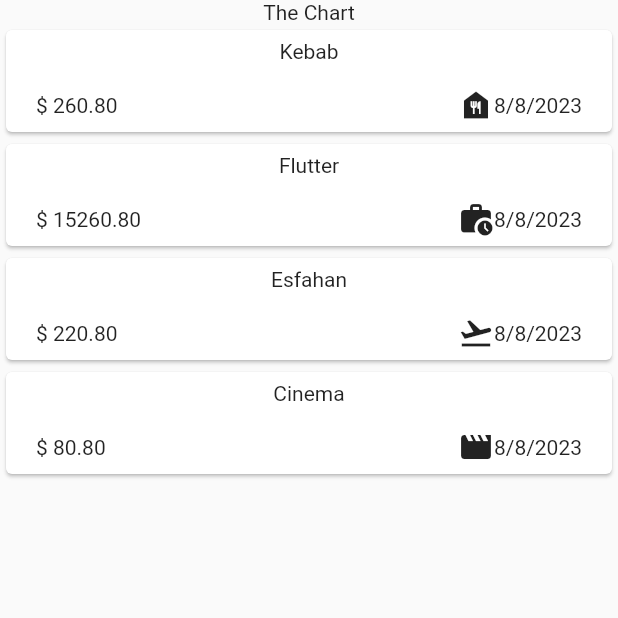
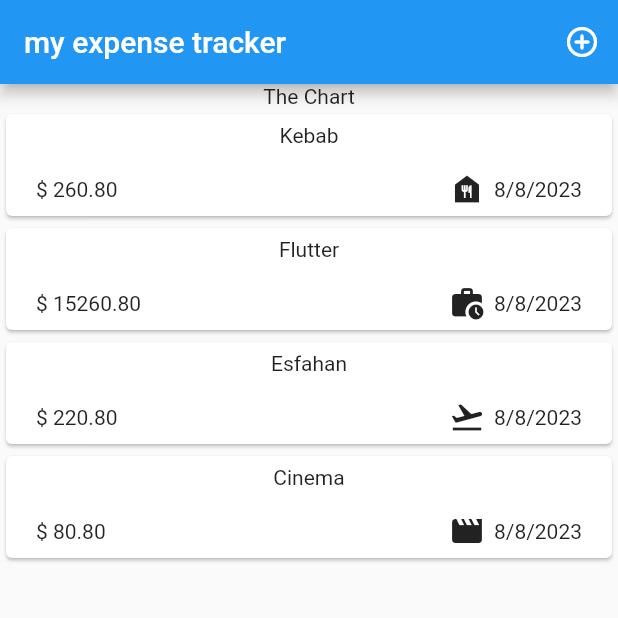
Before and after one commit to saeed561/Flutter_ExpenseTracker, a Flutter app: the screen it shows after launch, on a phone screen of 412 x 824 dp, the top half of it. Run offline on Flutter 3.47's test engine with Material 2 defaults, Android fonts, the phone set to English and light mode, and no system bars.

Commit message:
ExtepenseTRacker_ButtonSHowModalAddedTOCreateNewExpence

```diff
--- a/lib/widget/Expenses.dart
+++ b/lib/widget/Expenses.dart
@@ -1,8 +1,16 @@
+import 'package:basic_project/widget/New_Expense.dart';
 import 'package:basic_project/widget/expenses_list/expenses_list.dart';
 import 'package:basic_project/modal/Expense.dart';
 import 'package:flutter/material.dart';
-class Expenses extends StatelessWidget {
+
+class Expenses extends StatefulWidget {
   Expenses({super.key});
+  @override
+  @override
+  State<Expenses> createState() => _ExpensesState();
+}
+
+class _ExpensesState extends State<Expenses> {
   final List<Expense> _myExpenses = [
     Expense(
         title: "Kebab",
@@ -26,9 +34,22 @@ class Expenses extends StatelessWidget {
         category: Category.tafrih),
   ];
 
+  void _openAddExpenseOverlay() {
+    showModalBottomSheet(
+      context: context,
+      builder: (ctx) => NewExpense(),
+    );
+  }
+
   @override
   Widget build(BuildContext context) {
     return Scaffold(
+      appBar: AppBar(title: const Text("my expense tracker"), actions: [
+        IconButton(
+          onPressed: _openAddExpenseOverlay,
+          icon: const Icon(Icons.add_circle_outline_rounded),
+        ),
+      ]),
       body: Column(
         children: [
           const Text("The Chart"),
--- a/lib/widget/expenses_list/expense_item.dart
+++ b/lib/widget/expenses_list/expense_item.dart
@@ -22,7 +22,9 @@ class ExpenseItem extends StatelessWidget {
                 Row(
                   children: [
                     Icon(categroryIcons[expense.category]),
-                    //Icon(Icons.flight_takeoff_outlined),
+                    const SizedBox(
+                      width: 6,
+                    ),
                     Text(
                       expense.formattedDate,
                     ),
```
Also changed, not shown: lib/widget/new_expense.dart (added, +41 -0 lines).
